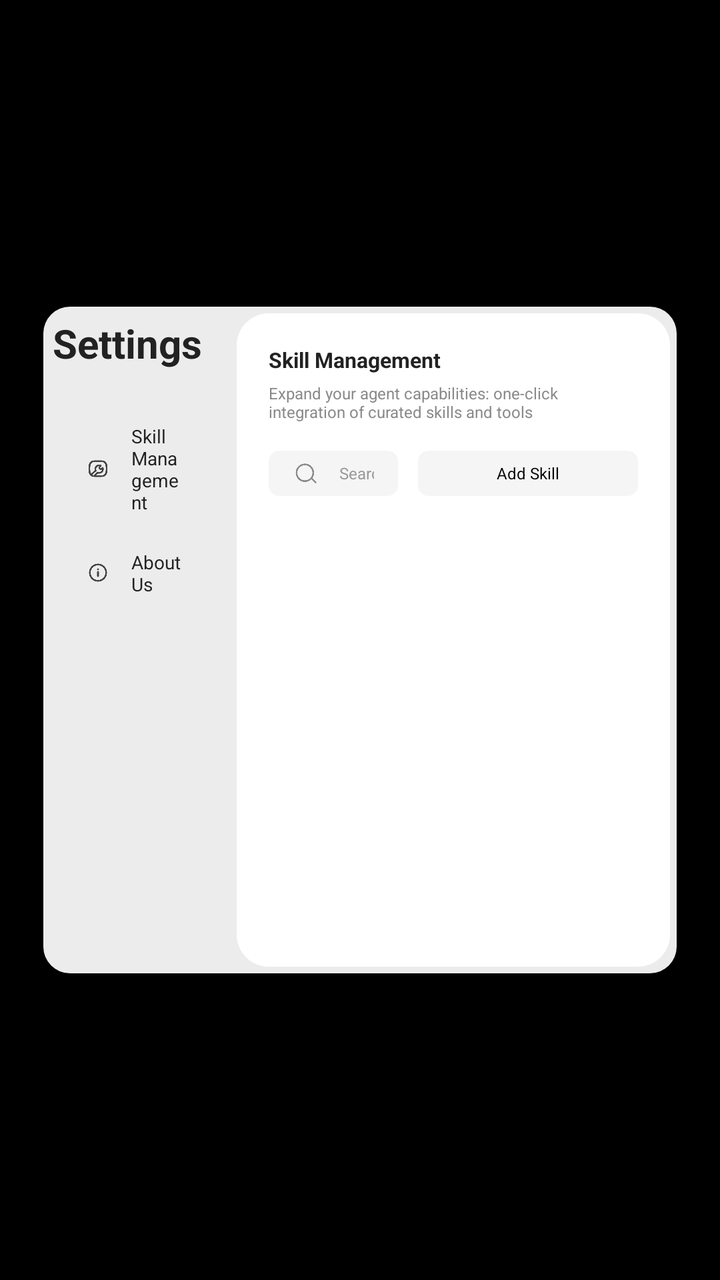
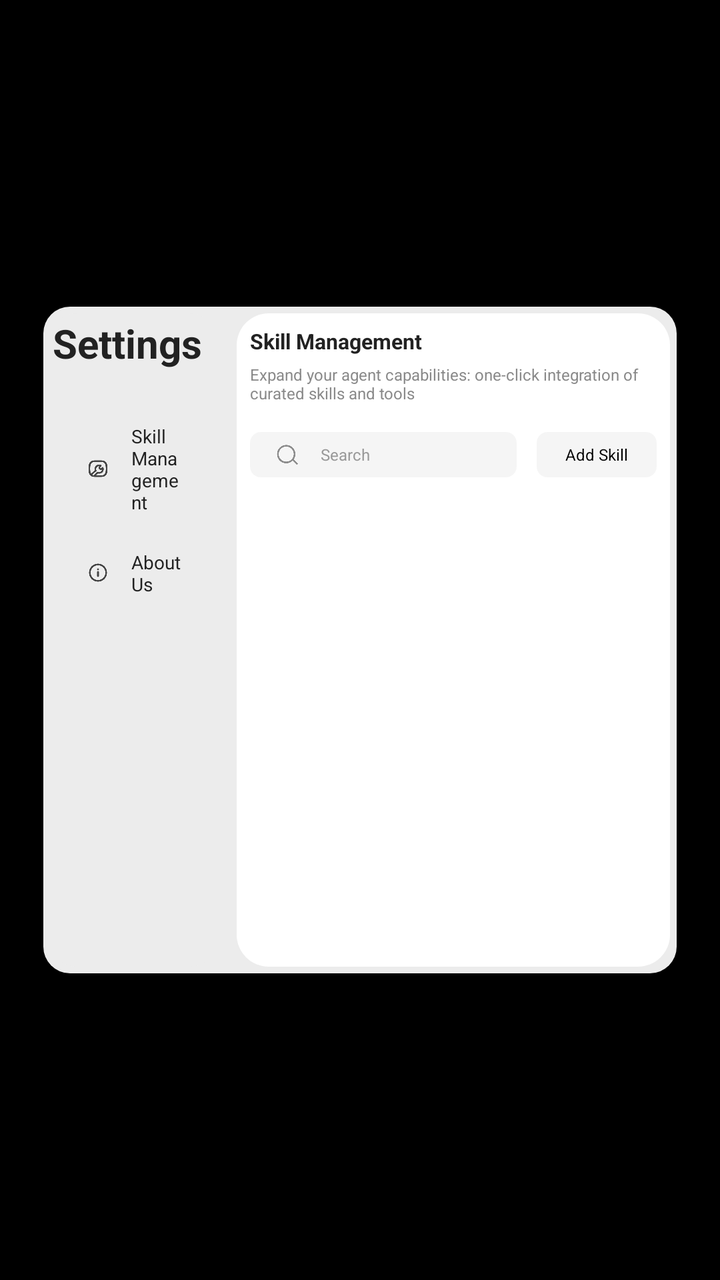

The first picture is an Android layout as it rendered before a commit; the second is the same layout after the commit. The layout source and the unified diff follow.
<!-- AndroidManifest.xml: application theme Theme.INMOClaw -->
<!-- res/layout/activity_setting.xml -->
<?xml version="1.0" encoding="utf-8"?>
<FrameLayout xmlns:android="http://schemas.android.com/apk/res/android"
    android:layout_width="match_parent"
    android:layout_height="match_parent"
    android:background="#1A000000">

    <LinearLayout
        android:id="@+id/settingDialogContainer"
        android:layout_width="950px"
        android:layout_height="1000px"
        android:background="@drawable/bg_setting_left"
        android:layout_gravity="center"
        android:orientation="vertical"
        android:padding="10px">

        <LinearLayout
            android:layout_width="match_parent"
            android:layout_height="0dp"
            android:layout_weight="1"
            android:orientation="horizontal">

            <LinearLayout
                android:layout_width="250px"
                android:layout_height="match_parent"
                android:background="@drawable/bg_setting_left"
                android:orientation="vertical"
                android:padding="4px">

                <LinearLayout
                    android:layout_width="332px"
                    android:layout_height="wrap_content"
                    android:gravity="center_vertical"
                    android:orientation="horizontal">

                    <TextView
                        android:layout_width="332px"
                        android:layout_height="wrap_content"
                        android:text="@string/setting_title"
                        android:textColor="#222222"
                        android:textSize="20sp"
                        android:textStyle="bold" />
                </LinearLayout>

                <LinearLayout
                    android:id="@+id/menuUsage"
                    android:layout_width="match_parent"
                    android:layout_height="wrap_content"
                    android:gravity="center_vertical"
                    android:orientation="horizontal"
                    android:paddingVertical="20px"
                    android:paddingHorizontal="48px"
                    android:visibility="gone">

                    <ImageView
                        android:layout_width="40px"
                        android:layout_height="40px"
                        android:src="@mipmap/list_data"
                        android:tint="#444444" />

                    <TextView
                        android:layout_width="wrap_content"
                        android:layout_height="wrap_content"
                        android:layout_marginStart="10dp"
                        android:text="@string/setting_menu_usage_stats"
                        android:textColor="#222222"
                        android:textSize="28px" />
                </LinearLayout>

                <LinearLayout
                    android:id="@+id/menuSkill"
                    android:layout_width="match_parent"
                    android:layout_height="wrap_content"
                    android:layout_marginTop="60px"
                    android:gravity="center"
                    android:orientation="horizontal"
                    android:paddingVertical="20px"
                    android:paddingHorizontal="48px">

                    <ImageView
                        android:layout_width="40px"
                        android:layout_height="40px"
                        android:src="@mipmap/list_skill"
                        android:tint="#444444" />

                    <TextView
                        android:layout_width="wrap_content"
                        android:layout_height="wrap_content"
                        android:layout_marginStart="10dp"
                        android:text="@string/setting_menu_skill_management"
                        android:textColor="#222222"
                        android:textSize="28px" />
                </LinearLayout>

                <LinearLayout
                    android:id="@+id/menuAbout"
                    android:layout_width="match_parent"
                    android:layout_height="wrap_content"
                    android:layout_marginTop="12px"
                    android:gravity="center"
                    android:orientation="horizontal"
                    android:paddingVertical="20px"
                    android:paddingHorizontal="48px">

                    <ImageView
                        android:layout_width="40px"
                        android:layout_height="40px"
                        android:src="@mipmap/list_about"
                        android:tint="#444444" />

                    <TextView
                        android:layout_width="wrap_content"
                        android:layout_height="wrap_content"
                        android:layout_marginStart="10dp"
                        android:text="@string/setting_menu_about_us"
                        android:textColor="#222222"
                        android:textSize="28px" />
                </LinearLayout>
            </LinearLayout>

            <FrameLayout
                android:layout_width="0dp"
                android:layout_height="match_parent"
                android:layout_marginStart="10dp"
                android:layout_weight="1"
                android:background="@drawable/bg_setting_right"
                android:padding="48px">

                <LinearLayout
                    android:id="@+id/pageSkill"
                    android:layout_width="match_parent"
                    android:layout_height="match_parent"
                    android:orientation="vertical"
                    android:visibility="visible">

                    <TextView
                        android:layout_width="wrap_content"
                        android:layout_height="wrap_content"
                        android:text="@string/setting_skill_page_title"
                        android:textColor="#222222"
                        android:textSize="32px"
                        android:textStyle="bold" />

                    <TextView
                        android:layout_width="wrap_content"
                        android:layout_height="wrap_content"
                        android:layout_marginTop="4dp"
                        android:text="@string/setting_skill_page_subtitle"
                        android:textColor="#8A8A8A"
                        android:textSize="24px" />

                    <LinearLayout
                        android:layout_width="match_parent"
                        android:layout_height="68px"
                        android:layout_marginTop="14dp"
                        android:gravity="center_vertical"
                        android:orientation="horizontal">

                        <LinearLayout
                            android:layout_width="0dp"
                            android:layout_height="match_parent"
                            android:layout_weight="1"
                            android:background="@drawable/bg_search"
                            android:gravity="center_vertical"
                            android:orientation="horizontal"
                            android:paddingHorizontal="12dp">

                            <ImageView
                                android:layout_width="40px"
                                android:layout_height="40px"
                                android:src="@mipmap/icon_search" />

                            <EditText
                                android:id="@+id/etSkillSearch"
                                android:layout_width="0dp"
                                android:layout_height="match_parent"
                                android:layout_weight="1"
                                android:background="@android:color/transparent"
                                android:hint="@string/setting_skill_search_hint"
                                android:imeOptions="actionSearch"
                                android:inputType="text"
                                android:textSize="24px"
                                android:paddingStart="10dp"
                                android:singleLine="true"
                                android:textColor="#333333"
                                android:textColorHint="#999999" />
                        </LinearLayout>

                        <TextView
                            android:id="@+id/btnAddSkill"
                            android:layout_width="110dp"
                            android:layout_height="match_parent"
                            android:layout_marginStart="10dp"
                            android:background="@drawable/bg_add_skill"
                            android:gravity="center"
                            android:text="@string/setting_add_skill"
                            android:textColor="#000000"
                            android:textSize="24px" />
                    </LinearLayout>

                    <ScrollView
                        android:layout_width="match_parent"
                        android:layout_height="0dp"
                        android:layout_marginTop="12dp"
                        android:layout_weight="1"
                        android:fillViewport="true"
                        android:overScrollMode="never"
                        android:scrollbars="vertical">

                        <LinearLayout
                            android:id="@+id/skillContainer"
                            android:layout_width="match_parent"
                            android:layout_height="wrap_content"
                            android:orientation="vertical" />
                    </ScrollView>
                </LinearLayout>

                <View
                    android:id="@+id/pageUsage"
                    android:layout_width="0dp"
                    android:layout_height="0dp"
                    android:visibility="gone" />

                <LinearLayout
                    android:id="@+id/pageAbout"
                    android:layout_width="match_parent"
                    android:layout_height="match_parent"
                    android:orientation="vertical"
                    android:visibility="gone">

                    <TextView
                        android:layout_width="wrap_content"
                        android:layout_height="wrap_content"
                        android:text="@string/setting_menu_about_us"
                        android:textColor="#222222"
                        android:textSize="32px"
                        android:textStyle="bold" />

                    <LinearLayout
                        android:layout_width="match_parent"
                        android:layout_height="wrap_content"
                        android:layout_marginTop="8dp"
                        android:gravity="center_horizontal"
                        android:orientation="vertical">

                        <ImageView
                            android:layout_width="200px"
                            android:layout_height="140px"
                            android:adjustViewBounds="true"
                            android:src="@mipmap/about_icon" />

                        <ImageView
                            android:layout_width="262px"
                            android:layout_height="80px"
                            android:layout_marginTop="8px"
                            android:adjustViewBounds="true"
                            android:src="@mipmap/about_title" />
                    </LinearLayout>

                    <LinearLayout
                        android:layout_width="match_parent"
                        android:layout_height="0dp"
                        android:layout_marginTop="10px"
                        android:paddingHorizontal="72px"
                        android:layout_weight="1"
                        android:orientation="vertical"
                        android:paddingTop="12dp">

                        <LinearLayout
                            android:id="@+id/rowCurrentVersion"
                            android:layout_width="match_parent"
                            android:layout_height="80px"
                            android:layout_marginHorizontal="4dp"
                            android:background="@drawable/bg_about_item"
                            android:gravity="center_vertical"
                            android:orientation="horizontal"
                            android:paddingHorizontal="28px">

                            <TextView
                                android:layout_width="wrap_content"
                                android:layout_height="wrap_content"
                                android:text="@string/setting_current_version"
                                android:textColor="#222222"
                                android:textSize="24px" />

                            <TextView
                                android:id="@+id/tvVersion"
                                android:layout_width="wrap_content"
                                android:layout_height="wrap_content"
                                android:layout_marginStart="8px"
                                android:text="V-"
                                android:textColor="#999999"
                                android:textSize="20px" />

                            <View
                                android:layout_width="0dp"
                                android:layout_height="0dp"
                                android:layout_weight="1" />

                            <ImageView
                                android:layout_width="24px"
                                android:layout_height="24px"
                                android:layout_marginStart="12px"
                                android:visibility="gone"
                                android:src="@mipmap/arrow_right"
                                android:tint="#B1B1B1" />
                        </LinearLayout>

                        <LinearLayout
                            android:id="@+id/rowUserAgreement"
                            android:layout_width="match_parent"
                            android:layout_height="80px"
                            android:layout_marginHorizontal="4dp"
                            android:layout_marginTop="20px"
                            android:background="@drawable/bg_about_item"
                            android:gravity="center_vertical"
                            android:orientation="horizontal"
                            android:paddingHorizontal="28px">

                            <TextView
                                android:layout_width="0dp"
                                android:layout_height="wrap_content"
                                android:layout_weight="1"
                                android:text="@string/setting_user_agreement"
                                android:textColor="#222222"
                                android:textSize="24px" />

                            <ImageView
                                android:layout_width="40px"
                                android:layout_height="40px"
                                android:src="@mipmap/arrow_right"
                                android:tint="#B1B1B1" />
                        </LinearLayout>

                        <LinearLayout
                            android:id="@+id/rowPrivacyPolicy"
                            android:layout_width="match_parent"
                            android:layout_height="80px"
                            android:layout_marginHorizontal="4dp"
                            android:layout_marginTop="20px"
                            android:background="@drawable/bg_about_item"
                            android:gravity="center_vertical"
                            android:orientation="horizontal"
                            android:paddingHorizontal="28px">

                            <TextView
                                android:layout_width="0dp"
                                android:layout_height="wrap_content"
                                android:layout_weight="1"
                                android:text="@string/setting_privacy_policy"
                                android:textColor="#222222"
                                android:textSize="24px" />

                            <ImageView
                                android:layout_width="40px"
                                android:layout_height="40px"
                                android:src="@mipmap/arrow_right"
                                android:tint="#B1B1B1" />
                        </LinearLayout>

                        <LinearLayout
                            android:id="@+id/rowOpenSourceLicense"
                            android:visibility="gone"
                            android:layout_width="match_parent"
                            android:layout_height="80px"
                            android:layout_marginHorizontal="4dp"
                            android:layout_marginTop="20px"
                            android:background="@drawable/bg_about_item"
                            android:gravity="center_vertical"
                            android:orientation="horizontal"
                            android:paddingHorizontal="28px">

                            <TextView
                                android:layout_width="0dp"
                                android:layout_height="wrap_content"
                                android:layout_weight="1"
                                android:text="@string/setting_open_source_license"
                                android:textColor="#222222"
                                android:textSize="24px" />

                            <ImageView
                                android:layout_width="40px"
                                android:layout_height="40px"
                                android:src="@mipmap/arrow_right"
                                android:tint="#B1B1B1" />
                        </LinearLayout>
                    </LinearLayout>
                </LinearLayout>
            </FrameLayout>
        </LinearLayout>
    </LinearLayout>
</FrameLayout>
<!-- resources referenced by this layout -->
<resources>
  <!-- drawable bg_about_item (drawable) -->
  <?xml version="1.0" encoding="utf-8"?>
  <shape xmlns:android="http://schemas.android.com/apk/res/android"
      android:shape="rectangle">
      <solid android:color="#0A000000" />
      <corners android:radius="16px" />
      <stroke
          android:width="1px"
          android:color="#E9E9E9" />
  </shape>
  <!-- drawable bg_add_skill (drawable) -->
  <?xml version="1.0" encoding="utf-8"?>
  <shape xmlns:android="http://schemas.android.com/apk/res/android" android:shape="rectangle">
      <solid android:color="#0A000000" />
      <corners android:radius="16px" />
  </shape>
  <!-- drawable bg_search (drawable) -->
  <?xml version="1.0" encoding="utf-8"?>
  <shape xmlns:android="http://schemas.android.com/apk/res/android" android:shape="rectangle">
      <solid android:color="#0A000000" />
      <corners android:radius="16px" />
  </shape>
  <!-- drawable bg_setting_left (drawable) -->
  <?xml version="1.0" encoding="utf-8"?>
  <shape xmlns:android="http://schemas.android.com/apk/res/android" android:shape="rectangle">
      <solid android:color="#ECECEC" />
      <corners android:radius="40px" />
  </shape>
  <!-- drawable bg_setting_right (drawable) -->
  <?xml version="1.0" encoding="utf-8"?>
  <shape xmlns:android="http://schemas.android.com/apk/res/android" android:shape="rectangle">
      <solid android:color="#FFFFFF" />
      <corners android:radius="16dp" />
  </shape>
  <!-- mipmap about_icon: png bitmap (mipmap-xhdpi, 211144 bytes) -->
  <!-- mipmap about_title: png bitmap (mipmap-xhdpi, 10012 bytes) -->
  <!-- mipmap arrow_right: png bitmap (mipmap-xhdpi, 747 bytes) -->
  <!-- mipmap icon_search: png bitmap (mipmap-xhdpi, 2284 bytes) -->
  <!-- mipmap list_about: png bitmap (mipmap-xhdpi, 1510 bytes) -->
  <!-- mipmap list_data: png bitmap (mipmap-xhdpi, 1229 bytes) -->
  <!-- mipmap list_skill: png bitmap (mipmap-xhdpi, 1905 bytes) -->
  <string name="setting_add_skill">Add Skill</string>
  <string name="setting_current_version">Current Version</string>
  <string name="setting_menu_about_us">About Us</string>
  <string name="setting_menu_skill_management">Skill Management</string>
  <string name="setting_menu_usage_stats">Usage Statistics</string>
  <string name="setting_open_source_license">Open Source License</string>
  <string name="setting_privacy_policy">Privacy Policy</string>
  <string name="setting_skill_page_subtitle">Expand your agent capabilities: one-click integration of curated skills and tools</string>
  <string name="setting_skill_page_title">Skill Management</string>
  <string name="setting_skill_search_hint">Search</string>
  <string name="setting_title">Settings</string>
  <string name="setting_user_agreement">User Agreement</string>
  <style name="Theme.INMOClaw" parent="Base.Theme.INMOClaw" />
  <style name="Base.Theme.INMOClaw" parent="Theme.Material3.DayNight.NoActionBar">
          
          <item name="android:defaultFocusHighlightEnabled" tools:targetApi="o">false</item>
          <item name="android:statusBarColor">@android:color/transparent</item>
          <item name="android:windowLightStatusBar">true</item>
          <item name="colorPrimary">@color/brand_primary</item>
          <item name="android:colorBackground">@color/black</item>
          <item name="android:windowBackground">@color/black</item>
      </style>
  <color name="brand_primary">#3978F3</color>
  <color name="black">#FF000000</color>
</resources>

<!-- the commit's change to res/layout/activity_setting.xml (unified diff, before → after) -->
@@ -123,7 +123,7 @@
                 android:layout_marginStart="10dp"
                 android:layout_weight="1"
                 android:background="@drawable/bg_setting_right"
-                android:padding="48px">
+                android:padding="20px">
 
                 <LinearLayout
                     android:id="@+id/pageSkill"
@@ -187,7 +187,7 @@
 
                         <TextView
                             android:id="@+id/btnAddSkill"
-                            android:layout_width="110dp"
+                            android:layout_width="60dp"
                             android:layout_height="match_parent"
                             android:layout_marginStart="10dp"
                             android:background="@drawable/bg_add_skill"
@@ -260,7 +260,7 @@
                         android:layout_width="match_parent"
                         android:layout_height="0dp"
                         android:layout_marginTop="10px"
-                        android:paddingHorizontal="72px"
+                        android:paddingHorizontal="10px"
                         android:layout_weight="1"
                         android:orientation="vertical"
                         android:paddingTop="12dp">
<!-- resource entries referenced after the edit -->
@@ -58,7 +58,7 @@
           
           <item name="android:defaultFocusHighlightEnabled" tools:targetApi="o">false</item>
           <item name="android:statusBarColor">@android:color/transparent</item>
-          <item name="android:windowLightStatusBar">true</item>
+          <item name="android:windowLightStatusBar">false</item>
           <item name="colorPrimary">@color/brand_primary</item>
           <item name="android:colorBackground">@color/black</item>
           <item name="android:windowBackground">@color/black</item>
